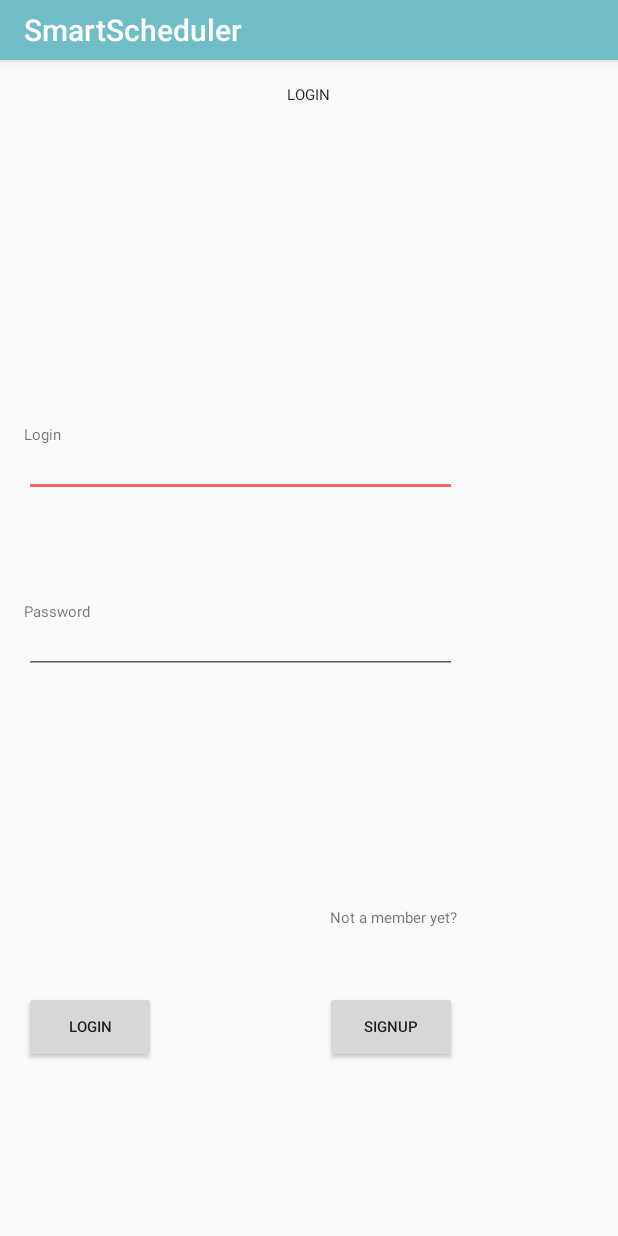
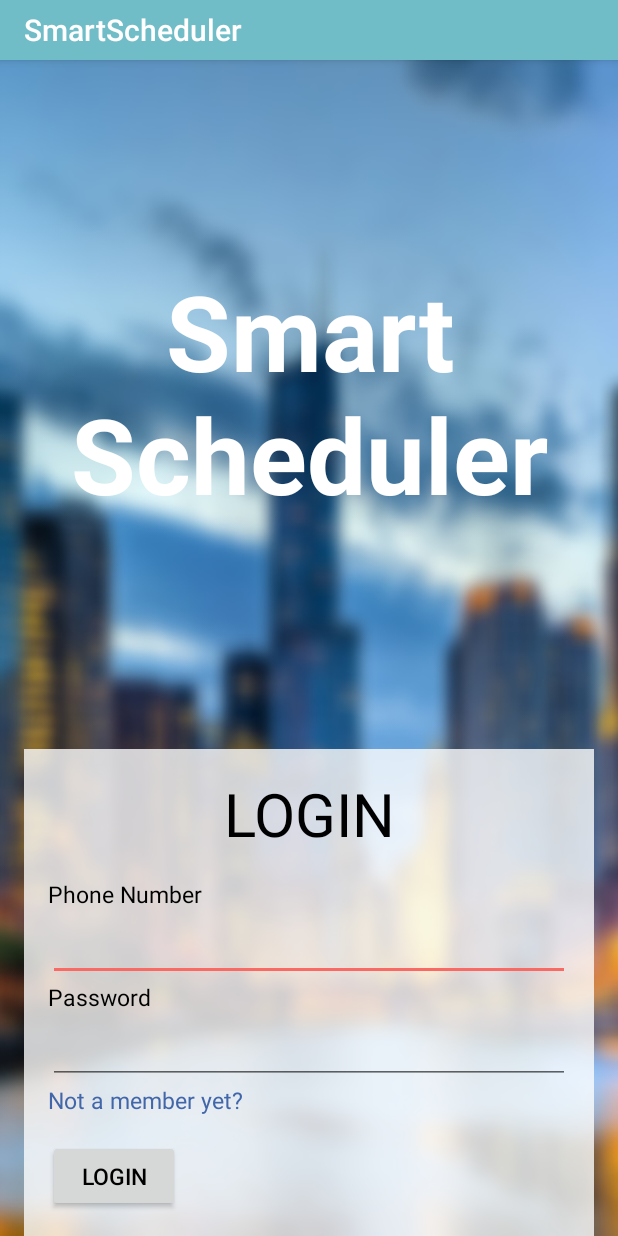
Before and after one commit to veereshr/rOOm-mobile-app, an Android app: the screen it shows after launch (LogIn), on a phone screen of 412 x 824 dp. Run offline under Robolectric (Android 15) with nearby library versions, the phone set to English and light mode, and no system bars.

Commit message:
Update UI in loging

```diff
--- a/SmartScheduler/app/src/main/res/layout/activity_create_account.xml
+++ b/SmartScheduler/app/src/main/res/layout/activity_create_account.xml
@@ -8,7 +8,7 @@
 
     <ScrollView
         android:layout_width="match_parent"
-        android:layout_height="match_parent"
+        android:layout_height="wrap_content"
         android:paddingTop="@dimen/activity_regular_padding"
         android:paddingRight="@dimen/activity_regular_padding"
         android:paddingLeft="@dimen/activity_regular_padding">
--- a/SmartScheduler/app/src/main/res/layout/activity_log_in.xml
+++ b/SmartScheduler/app/src/main/res/layout/activity_log_in.xml
@@ -1,92 +1,97 @@
 <?xml version="1.0" encoding="utf-8"?>
 <RelativeLayout xmlns:android="http://schemas.android.com/apk/res/android"
     xmlns:tools="http://schemas.android.com/tools"
+    tools:context="com.example.dips.smartscheduler.LogIn"
     android:layout_width="match_parent"
     android:layout_height="match_parent"
-    android:paddingBottom="@dimen/activity_vertical_margin"
-    android:paddingLeft="@dimen/activity_horizontal_margin"
-    android:paddingRight="@dimen/activity_horizontal_margin"
-    android:paddingTop="@dimen/activity_vertical_margin"
-    tools:context="com.example.dips.smartscheduler.LogIn">
+    android:background="@drawable/bg1">
+
+    <TextView
+        android:textColor="@color/colorAltText"
+        android:textSize="70sp"
+        android:layout_width="match_parent"
+        android:layout_height="wrap_content"
+        android:gravity="center"
+        android:text="Smart\nScheduler"
+        android:layout_alignParentTop="true"
+        android:layout_alignParentStart="true"
+        android:layout_above="@+id/scroll"
+        android:textStyle="bold" />
+
+    <ScrollView
+        android:id="@+id/scroll"
+        android:layout_width="fill_parent"
+        android:layout_height="wrap_content"
+        android:fillViewport="true"
+        android:paddingTop="@dimen/activity_regular_padding"
+        android:paddingRight="@dimen/activity_regular_padding"
+        android:paddingLeft="@dimen/activity_regular_padding"
+        android:layout_alignParentBottom="true"
+        android:layout_alignParentStart="true">
+
+        <LinearLayout
+            android:orientation="vertical"
+            android:layout_width="match_parent"
+            android:layout_height="wrap_content"
+            android:background="@color/backGroundColor"
+            android:padding="@dimen/activity_regular_padding">
+
+            <TextView
+                android:textColor="@color/colorText"
+                android:textSize="@dimen/title_font_size"
+                android:layout_width="match_parent"
+                android:layout_height="wrap_content"
+                android:textAlignment="center"
+                android:text="LOGIN"
+                android:paddingBottom="@dimen/activity_regular_padding" />
+
+            <TextView
+                android:textColor="@color/colorText"
+                android:textSize="@dimen/regular_font_size"
+                android:layout_width="wrap_content"
+                android:layout_height="wrap_content"
+                android:text="Phone Number"/>
 
             <EditText
+                android:textSize="@dimen/regular_font_size"
+                android:layout_width="match_parent"
+                android:layout_height="wrap_content"
+                android:id="@+id/phoneTextLogIn"
+                android:paddingBottom="@dimen/activity_regular_padding" />
+
+            <TextView
+                android:textColor="@color/colorText"
+                android:textSize="@dimen/regular_font_size"
                 android:layout_width="wrap_content"
                 android:layout_height="wrap_content"
-        android:id="@+id/editText"
-        android:layout_above="@+id/editText2"
-        android:layout_alignParentStart="true"
-        android:layout_marginBottom="83dp"
-        android:layout_alignEnd="@+id/textView" />
+                android:text="Password" />
 
             <EditText
-        android:layout_width="wrap_content"
+                android:textColor="@color/colorText"
+                android:textSize="@dimen/regular_font_size"
+                android:layout_width="match_parent"
                 android:layout_height="wrap_content"
-        android:id="@+id/editText2"
-        android:layout_centerVertical="true"
-        android:layout_alignParentStart="true"
-        android:layout_alignEnd="@+id/textView" />
+                android:id="@+id/passTextLogin"
+                android:paddingBottom="@dimen/activity_regular_padding" />
 
-    <Button
-        android:layout_width="wrap_content"
-        android:layout_height="wrap_content"
-        android:text="Signup"
-        android:id="@+id/button1"
-        android:layout_marginBottom="99dp"
-        android:layout_alignParentBottom="true"
-        android:layout_alignEnd="@+id/textView"
-        android:onClick="CreateAccount"/>
 
             <TextView
+                android:textColor="@color/colorlink"
+                android:textSize="@dimen/regular_font_size"
                 android:layout_width="wrap_content"
                 android:layout_height="wrap_content"
                 android:text="Not a member yet?"
-        android:id="@+id/textView"
-        android:layout_above="@+id/button1"
-        android:layout_toEndOf="@+id/textView5"
-        android:layout_marginBottom="42dp" />
+                android:onClick="CreateAccount"
+                android:paddingBottom="@dimen/activity_regular_padding" />
 
-    <TextView
+
+            <Button
+                android:textColor="@color/colorText"
+                android:textSize="@dimen/regular_font_size"
                 android:layout_width="wrap_content"
                 android:layout_height="wrap_content"
                 android:text="Login"
-        android:id="@+id/textView2"
-        android:layout_alignEnd="@+id/textView"
-        android:layout_alignParentStart="true"
-        android:layout_above="@+id/editText" />
-
-    <TextView
-        android:layout_width="wrap_content"
-        android:layout_height="wrap_content"
-        android:text="New Text"
-        android:id="@+id/textView3"
-        android:layout_above="@+id/editText2"
-        android:layout_below="@+id/editText"
-        android:layout_alignParentStart="true" />
-
-    <TextView
-        android:layout_width="wrap_content"
-        android:layout_height="wrap_content"
-        android:text="Password"
-        android:id="@+id/textView4"
-        android:layout_alignBottom="@+id/textView3"
-        android:layout_alignParentStart="true" />
-
-    <TextView
-        android:layout_width="wrap_content"
-        android:layout_height="wrap_content"
-        android:textAppearance="?android:attr/textAppearanceLarge"
-        android:text="LOGIN"
-        android:id="@+id/textView5"
-        android:layout_alignParentTop="true"
-        android:layout_centerHorizontal="true" />
-
-    <Button
-        android:layout_width="wrap_content"
-        android:layout_height="wrap_content"
-        android:text="Login"
-        android:id="@+id/button"
-        android:layout_alignTop="@+id/button1"
-        android:layout_alignParentStart="true"
                 android:onClick="LogIn"/>
-
+        </LinearLayout>
+    </ScrollView>
 </RelativeLayout>
--- a/SmartScheduler/app/src/main/res/values/colors.xml
+++ b/SmartScheduler/app/src/main/res/values/colors.xml
@@ -4,5 +4,7 @@
     <color name="colorPrimaryDark">#71acc7</color>
     <color name="colorAccent">#fa6a64</color>
     <color name="colorText">#000000</color>
+    <color name="colorAltText">#FFFFFF</color>
     <color name="backGroundColor">#c8ffffff</color>
+    <color name="colorlink">#4166a9</color>
 </resources>
```
Lines whose indentation alone changed are shown as unchanged.
